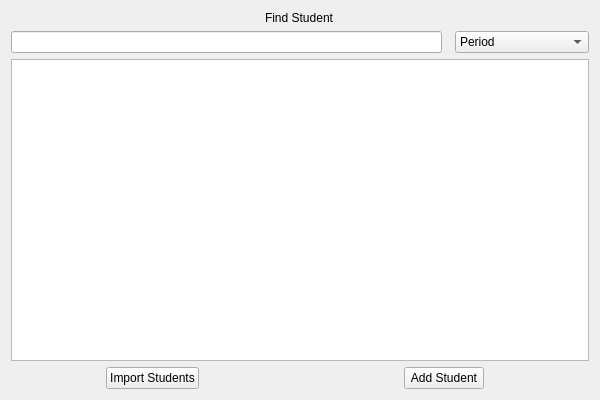
pstakoun/northern-spare-tracker, file mainwindow.ui: the form before one commit.
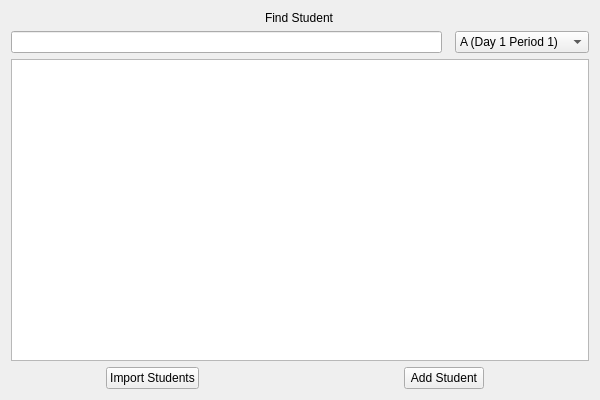
The form after the commit.

Commit message: Update period combobox

Diff of the .ui file:
```diff
--- a/mainwindow.ui
+++ b/mainwindow.ui
@@ -29,13 +29,8 @@
       <item row="1" column="3" alignment="Qt::AlignRight">
        <widget class="QComboBox" name="periodComboBox">
         <property name="currentText">
-         <string>Period</string>
+         <string>A (Day 1 Period 1)</string>
         </property>
-        <item>
-         <property name="text">
-          <string>Period</string>
-         </property>
-        </item>
         <item>
          <property name="text">
           <string>A (Day 1 Period 1)</string>
```
The commit also changes 2 other files.
